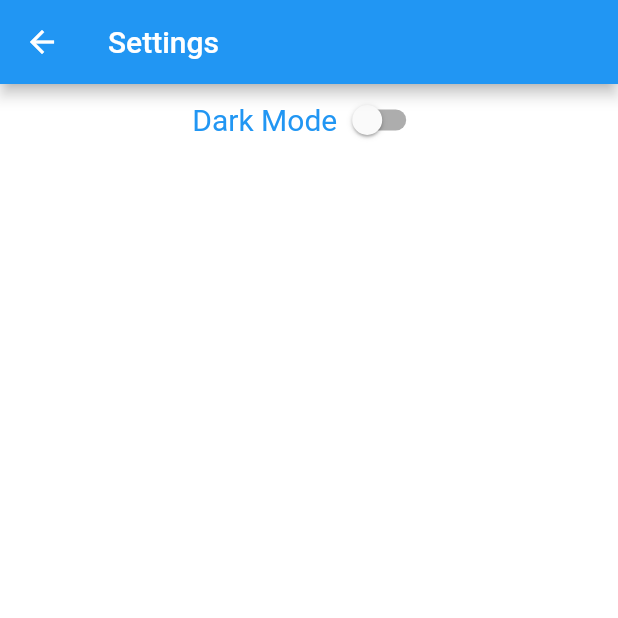
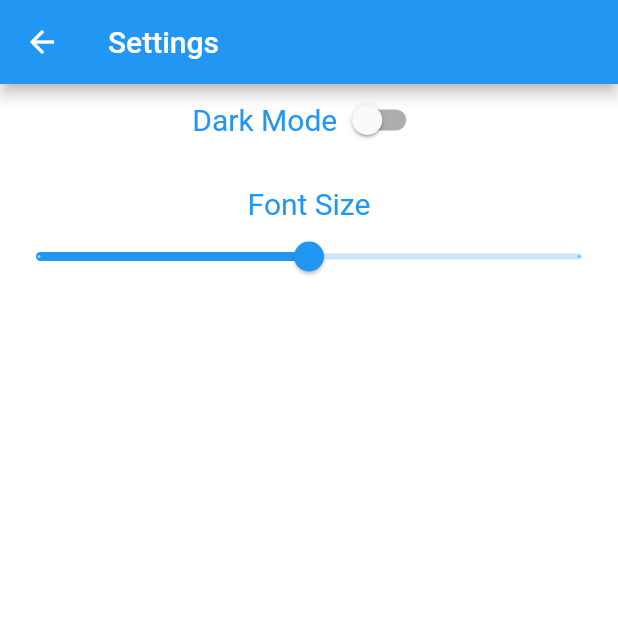
Before and after one commit to rosscraw/MedicationTracker, a Flutter app: the SettingsScreen screen opened directly, on a phone screen of 412 x 824 dp, the top half of it. Run offline on Flutter 3.47's test engine with Material 2 defaults, Android fonts, the phone set to English and light mode, and no system bars; our stand-ins replace charts_flutter, cloud_firestore, firebase_auth, flutter_spinkit, table_calendar; accounts and stored records are empty.

Commit message:
Added slider for font size in settings

```diff
--- a/medication_tracker/lib/screens/settings/settings_screen.dart
+++ b/medication_tracker/lib/screens/settings/settings_screen.dart
@@ -13,13 +13,16 @@ class SettingsScreen extends StatefulWidget {
 }
 
 class _SettingsScreenState extends State<SettingsScreen> {
+  double fontSize = 1;
   @override
   Widget build(BuildContext context) {
     return Scaffold(
       appBar: AppBar(
         title: Text(widget.title),
       ),
-      body: Row(
+      body: Column(
+        children: [
+          Row(
             mainAxisAlignment: MainAxisAlignment.center,
             children: [
               Text('Dark Mode'),
@@ -30,11 +33,39 @@ class _SettingsScreenState extends State<SettingsScreen> {
                     Provider.of<DarkModeNotifier>(context, listen: false).updateTheme(bool);
                   });
                 },
-            activeTrackColor: Colors.lightGreenAccent,
-            activeColor: Colors.green,
               ),
+            ],
+          ),
+          SizedBox(
+            height: 20,
+          ),
+          Text('Font Size'),
+          Slider(
+            value: fontSize,
+            onChanged: (newFontSize) {
+              setState(() {
+                fontSize = newFontSize;
+              });
+            },
+            divisions: 2,
+            min: 0,
+            max: 2,
+            label: sliderLabel(fontSize),
+          )
         ],
       ),
     );
   }
+
+  String sliderLabel(double fontSize) {
+    if(fontSize == 0) {
+      return 'Small';
     }
+    else if(fontSize == 1) {
+      return 'Medium';
+    }
+    else {
+      return 'Large';
+    }
+  }
+}
```
Lines whose indentation alone changed are shown as unchanged.
